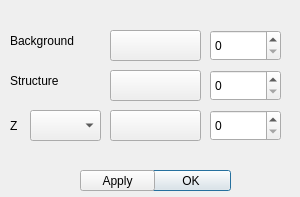
The window that colordialog.ui (xitongsys/TRIM3D) describes before a commit, drawn with Qt 5.
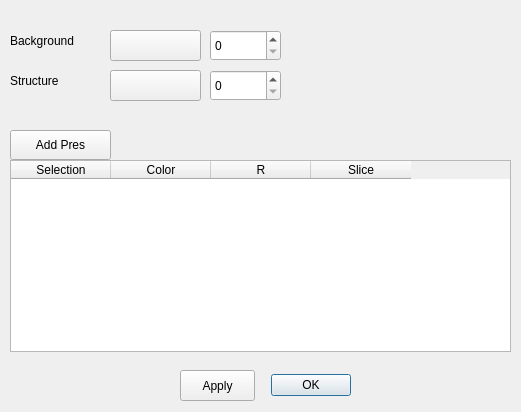
The same window after the commit.

```diff
--- a/colordialog.ui
+++ b/colordialog.ui
@@ -6,22 +6,10 @@
    <rect>
     <x>0</x>
     <y>0</y>
-    <width>300</width>
-    <height>197</height>
+    <width>521</width>
+    <height>412</height>
    </rect>
   </property>
-  <property name="minimumSize">
-   <size>
-    <width>300</width>
-    <height>197</height>
-   </size>
-  </property>
-  <property name="maximumSize">
-   <size>
-    <width>300</width>
-    <height>197</height>
-   </size>
-  </property>
   <property name="windowTitle">
    <string>Color</string>
   </property>
@@ -31,10 +19,10 @@
   <widget class="QDialogButtonBox" name="buttonBox">
    <property name="geometry">
     <rect>
-     <x>140</x>
-     <y>170</y>
+     <x>260</x>
+     <y>370</y>
      <width>91</width>
-     <height>21</height>
+     <height>31</height>
     </rect>
    </property>
    <property name="orientation">
@@ -70,42 +58,6 @@
     <string/>
    </property>
   </widget>
-  <widget class="QLabel" name="label_2">
-   <property name="geometry">
-    <rect>
-     <x>10</x>
-     <y>120</y>
-     <width>54</width>
-     <height>12</height>
-    </rect>
-   </property>
-   <property name="text">
-    <string>Z</string>
-   </property>
-  </widget>
-  <widget class="QComboBox" name="atomZCB">
-   <property name="geometry">
-    <rect>
-     <x>30</x>
-     <y>110</y>
-     <width>71</width>
-     <height>31</height>
-    </rect>
-   </property>
-  </widget>
-  <widget class="QPushButton" name="atomColorBT">
-   <property name="geometry">
-    <rect>
-     <x>110</x>
-     <y>110</y>
-     <width>91</width>
-     <height>31</height>
-    </rect>
-   </property>
-   <property name="text">
-    <string/>
-   </property>
-  </widget>
   <widget class="QLabel" name="label_3">
    <property name="geometry">
     <rect>
@@ -164,35 +116,62 @@
     <number>5</number>
    </property>
   </widget>
-  <widget class="QSpinBox" name="atomASB">
-   <property name="geometry">
-    <rect>
-     <x>210</x>
-     <y>110</y>
-     <width>71</width>
-     <height>31</height>
-    </rect>
-   </property>
-   <property name="maximum">
-    <number>100</number>
-   </property>
-   <property name="singleStep">
-    <number>5</number>
-   </property>
-  </widget>
   <widget class="QPushButton" name="applyBT">
    <property name="geometry">
     <rect>
-     <x>80</x>
-     <y>170</y>
+     <x>180</x>
+     <y>370</y>
      <width>75</width>
-     <height>21</height>
+     <height>31</height>
     </rect>
    </property>
    <property name="text">
     <string>Apply</string>
    </property>
   </widget>
+  <widget class="QTableWidget" name="presWT">
+   <property name="geometry">
+    <rect>
+     <x>10</x>
+     <y>160</y>
+     <width>501</width>
+     <height>192</height>
+    </rect>
+   </property>
+   <column>
+    <property name="text">
+     <string>Selection</string>
+    </property>
+   </column>
+   <column>
+    <property name="text">
+     <string>Color</string>
+    </property>
+   </column>
+   <column>
+    <property name="text">
+     <string>R</string>
+    </property>
+   </column>
+   <column>
+    <property name="text">
+     <string>Slice</string>
+    </property>
+   </column>
+  </widget>
+  <widget class="QPushButton" name="addPresBT">
+   <property name="geometry">
+    <rect>
+     <x>10</x>
+     <y>130</y>
+     <width>101</width>
+     <height>30</height>
+    </rect>
+   </property>
+   <property name="text">
+    <string>Add Pres</string>
+   </property>
+  </widget>
  </widget>
  <resources/>
  <connections>
```
